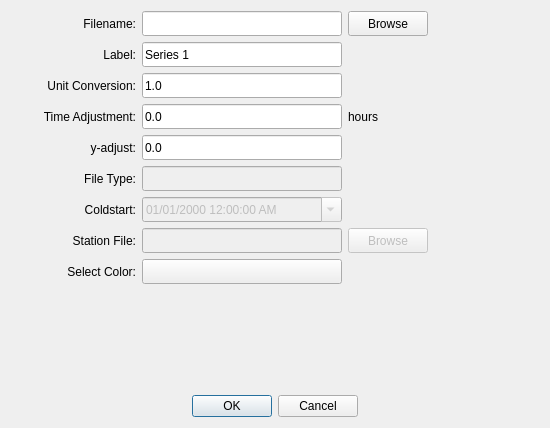
Before: the Qt Designer form ui/timeseries_add_data.ui in zcobell/MetOceanViewer, drawn with Qt 5.
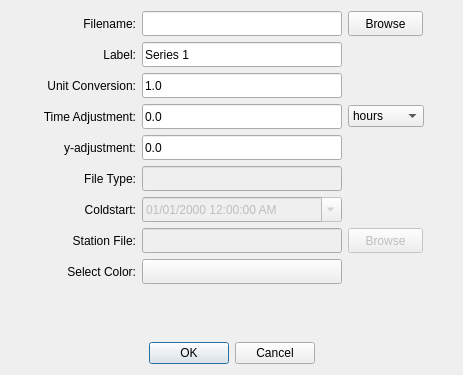
After: the same form once the commit is applied. Icons and pictures are not drawn.

Commit message: Changing spelling of gauge

```diff
--- a/ui/timeseries_add_data.ui
+++ b/ui/timeseries_add_data.ui
@@ -33,8 +33,8 @@
    <rect>
     <x>0</x>
     <y>0</y>
-    <width>550</width>
-    <height>428</height>
+    <width>463</width>
+    <height>375</height>
    </rect>
   </property>
   <property name="sizePolicy">
@@ -45,14 +45,14 @@
   </property>
   <property name="minimumSize">
    <size>
-    <width>550</width>
-    <height>330</height>
+    <width>450</width>
+    <height>375</height>
    </size>
   </property>
   <property name="maximumSize">
    <size>
-    <width>550</width>
-    <height>428</height>
+    <width>463</width>
+    <height>375</height>
    </size>
   </property>
   <property name="windowTitle">
@@ -315,25 +315,30 @@
       </widget>
      </item>
      <item>
-      <widget class="QLabel" name="label_xadjust_unit">
-       <property name="minimumSize">
-        <size>
-         <width>100</width>
-         <height>25</height>
-        </size>
+      <widget class="QComboBox" name="combo_timeSelect">
+       <property name="currentIndex">
+        <number>2</number>
        </property>
-       <property name="maximumSize">
-        <size>
-         <width>100</width>
-         <height>16777215</height>
-        </size>
-       </property>
-       <property name="text">
-        <string>hours</string>
-       </property>
-       <property name="alignment">
-        <set>Qt::AlignLeading|Qt::AlignLeft|Qt::AlignVCenter</set>
-       </property>
+       <item>
+        <property name="text">
+         <string>seconds</string>
+        </property>
+       </item>
+       <item>
+        <property name="text">
+         <string>minutes</string>
+        </property>
+       </item>
+       <item>
+        <property name="text">
+         <string>hours</string>
+        </property>
+       </item>
+       <item>
+        <property name="text">
+         <string>days</string>
+        </property>
+       </item>
       </widget>
      </item>
      <item>
@@ -368,7 +373,7 @@
         </size>
        </property>
        <property name="text">
-        <string>y-adjust:</string>
+        <string>y-adjustment:</string>
        </property>
        <property name="alignment">
         <set>Qt::AlignRight|Qt::AlignTrailing|Qt::AlignVCenter</set>
```
The commit also changes 2 other files.
